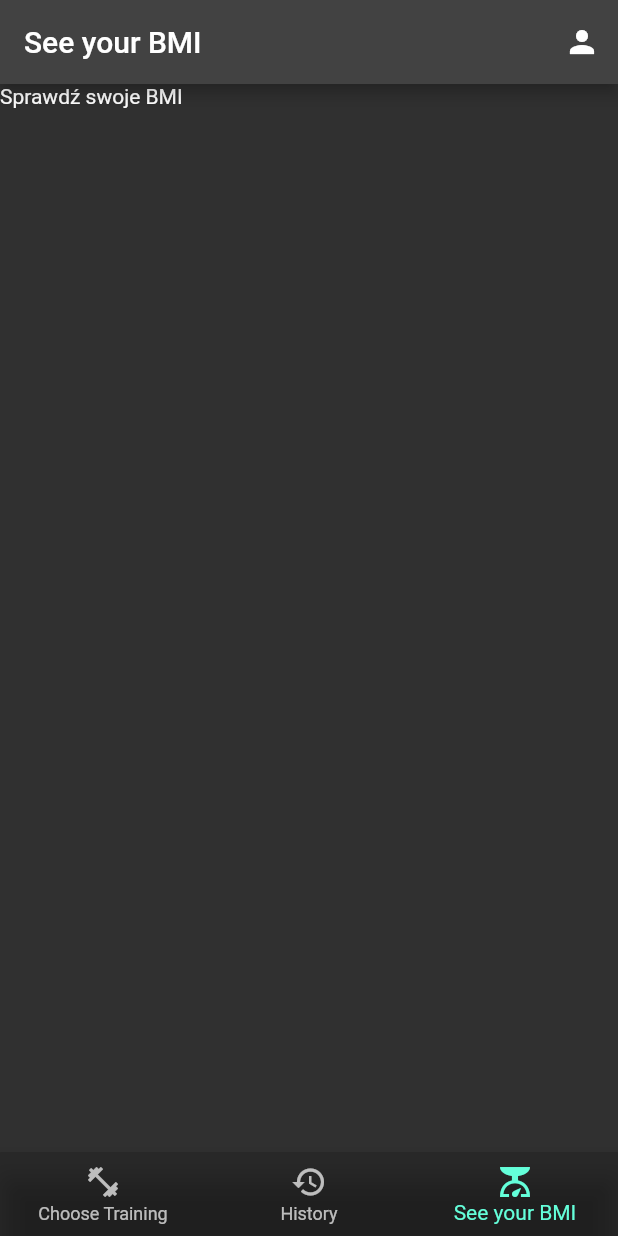
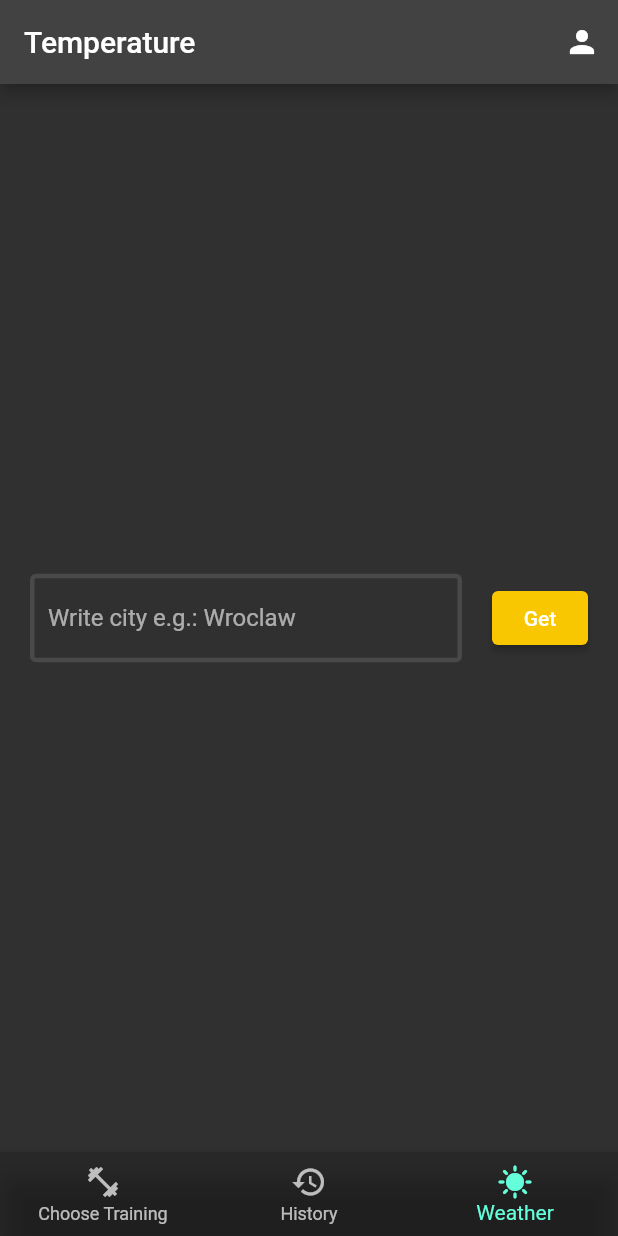
Before and after one commit to hubertgredzinski/workout_log, a Flutter app: the screen it shows once a user with an empty profile is signed in, item 3 of the bottom bar chosen, on a phone screen of 412 x 824 dp. Run offline on Flutter 3.47's test engine with Material 2 defaults, Android fonts, the phone set to English and light mode, and no system bars; our stand-ins replace bloc, cloud_firestore, firebase_auth, firebase_core, flutter_bloc, get_it and 2 more; missing offline and left inert: flutterfire_ui; accounts and stored records are empty; generated files the repository leaves out were written again.

Commit message:
Build body for rest api, get weather

```diff
--- a/lib/domain/models/weather_model.dart
+++ b/lib/domain/models/weather_model.dart
@@ -0,0 +1,9 @@
+class WeatherModel {
+  const WeatherModel({
+    required this.temperature,
+    required this.city,
+  });
+
+  final double temperature;
+  final String city;
+}
--- /dev/null
+++ b/lib/domain/repositories/weather_repository.dart
@@ -0,0 +1,9 @@
+import '../models/weather_model.dart';
+
+class WeatherRepository {
+  Future<WeatherModel?> getWeatherModel({
+    required String city,
+  }) async {
+    return const WeatherModel(city: 'Warsaw', temperature: -5.5);
+  }
+}
--- a/lib/features/home/home_page.dart
+++ b/lib/features/home/home_page.dart
@@ -27,7 +27,7 @@ class _HomePageState extends State<HomePage> {
         title: Builder(
           builder: (context) {
             if (currentIndex == 2) {
-              return const Text('See your BMI');
+              return const Text('Temperature');
             }
             if (currentIndex == 1) {
               return const Text('History');
@@ -130,8 +130,7 @@ class _HomePageState extends State<HomePage> {
           BottomNavigationBarItem(
               icon: Icon(Icons.fitness_center), label: 'Choose Training'),
           BottomNavigationBarItem(icon: Icon(Icons.history), label: 'History'),
-          BottomNavigationBarItem(
-              icon: Icon(Icons.scale), label: 'See your BMI'),
+          BottomNavigationBarItem(icon: Icon(Icons.sunny), label: 'Weather'),
         ],
       ),
     );
--- a/lib/features/weather/cubit/weather_state.dart
+++ b/lib/features/weather/cubit/weather_state.dart
@@ -1,4 +1,13 @@
 part of 'weather_cubit.dart';
 
 @immutable
-class WeatherState {}
+class WeatherState {
+  const WeatherState({
+    this.model,
+    this.status = Status.initial,
+    this.errorMessage,
+  });
+  final WeatherModel? model;
+  final Status status;
+  final String? errorMessage;
+}
--- a/lib/features/weather/weather_page.dart
+++ b/lib/features/weather/weather_page.dart
@@ -1,4 +1,9 @@
 import 'package:flutter/material.dart';
+import 'package:flutter_bloc/flutter_bloc.dart';
+import '../../app/core/enums/enums.dart';
+import '../../domain/models/weather_model.dart';
+import '../../domain/repositories/weather_repository.dart';
+import 'cubit/weather_cubit.dart';
 
 class WeatherPage extends StatelessWidget {
   const WeatherPage({
@@ -7,8 +12,125 @@ class WeatherPage extends StatelessWidget {
 
   @override
   Widget build(BuildContext context) {
-    return const Scaffold(
-      body: Text('Sprawdź swoje BMI'),
+    return BlocProvider(
+      create: (context) => WeatherCubit(
+        WeatherRepository(),
+      ),
+      child: BlocListener<WeatherCubit, WeatherState>(
+        listener: (context, state) {
+          if (state.status == Status.error) {
+            final errorMessage = state.errorMessage ?? 'Unkown error';
+            ScaffoldMessenger.of(context).showSnackBar(
+              SnackBar(
+                content: Text(errorMessage),
+                backgroundColor: Colors.red,
+              ),
+            );
+          }
+        },
+        child: BlocBuilder<WeatherCubit, WeatherState>(
+          builder: (context, state) {
+            final weatherModel = state.model;
+            return Scaffold(
+              body: Center(
+                child: Builder(builder: (context) {
+                  if (state.status == Status.loading) {
+                    return const Text('Loading');
+                  }
+                  return Column(
+                    mainAxisAlignment: MainAxisAlignment.center,
+                    children: [
+                      if (weatherModel != null)
+                        _DisplayWeatherWidget(
+                          weatherModel: weatherModel,
+                        ),
+                      _SearchWidget(),
+                    ],
+                  );
+                }),
+              ),
+            );
+          },
+        ),
+      ),
     );
   }
 }
+
+class _DisplayWeatherWidget extends StatelessWidget {
+  const _DisplayWeatherWidget({
+    Key? key,
+    required this.weatherModel,
+  }) : super(key: key);
+
+  final WeatherModel weatherModel;
+
+  @override
+  Widget build(BuildContext context) {
+    return BlocBuilder<WeatherCubit, WeatherState>(
+      builder: (context, state) {
+        return Column(
+          children: [
+            Text(
+              weatherModel.temperature.toString(),
+              style: Theme.of(context).textTheme.headline1,
+            ),
+            const SizedBox(height: 60),
+            Text(
+              weatherModel.city,
+              style: Theme.of(context).textTheme.headline2,
+            ),
+            const SizedBox(height: 60),
+          ],
+        );
+      },
+    );
+  }
+}
+
+class _SearchWidget extends StatelessWidget {
+  _SearchWidget({
+    Key? key,
+  }) : super(key: key);
+
+  final _controller = TextEditingController();
+
+  @override
+  Widget build(BuildContext context) {
+    return Padding(
+      padding: const EdgeInsets.symmetric(horizontal: 20.0),
+      child: Row(
+        children: [
+          Expanded(
+            child: TextField(
+              controller: _controller,
+              decoration: const InputDecoration(
+                  enabledBorder: OutlineInputBorder(
+                    borderSide: BorderSide(color: Colors.white12, width: 3),
+                  ),
+                  focusedBorder: OutlineInputBorder(
+                    borderSide: BorderSide(
+                      color: Color.fromARGB(255, 249, 199, 1),
+                    ),
+                  ),
+                  hintText: 'Write city e.g.: Wroclaw'),
+            ),
+          ),
+          const SizedBox(width: 20),
+          ElevatedButton(
+            style: ElevatedButton.styleFrom(
+              backgroundColor:
+                  const Color.fromARGB(255, 249, 199, 1), // Background color
+            ),
+            onPressed: () {
+              context
+                  .read<WeatherCubit>()
+                  .getWeatherModel(city: _controller.text);
+            },
+            child: const Text('Get'),
+          ),
+        ],
+      ),
+    );
+  }
+}
```
Also changed, not shown: lib/features/weather/cubit/weather_cubit.dart (+28 -1 lines), lib/domain/repositories/weather_repositories.dart (deleted).
